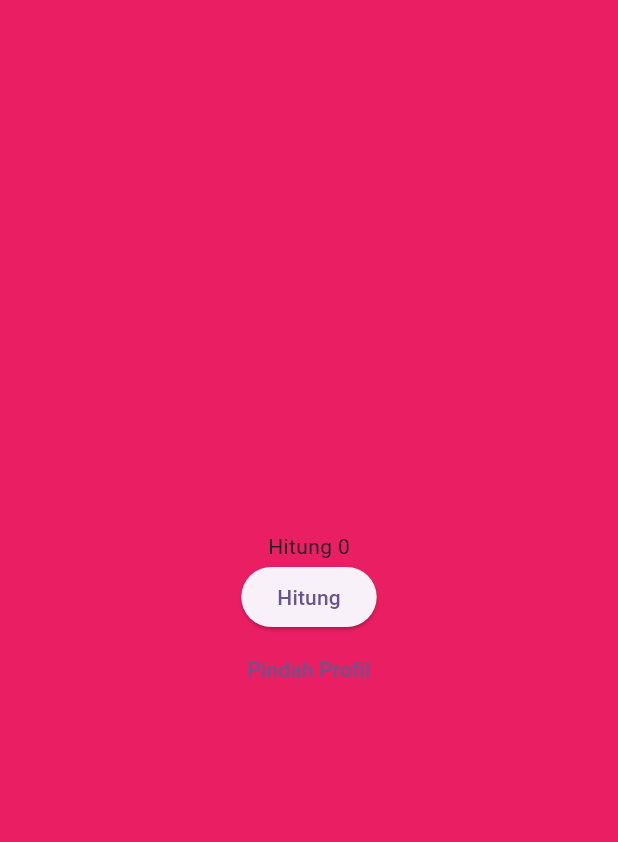
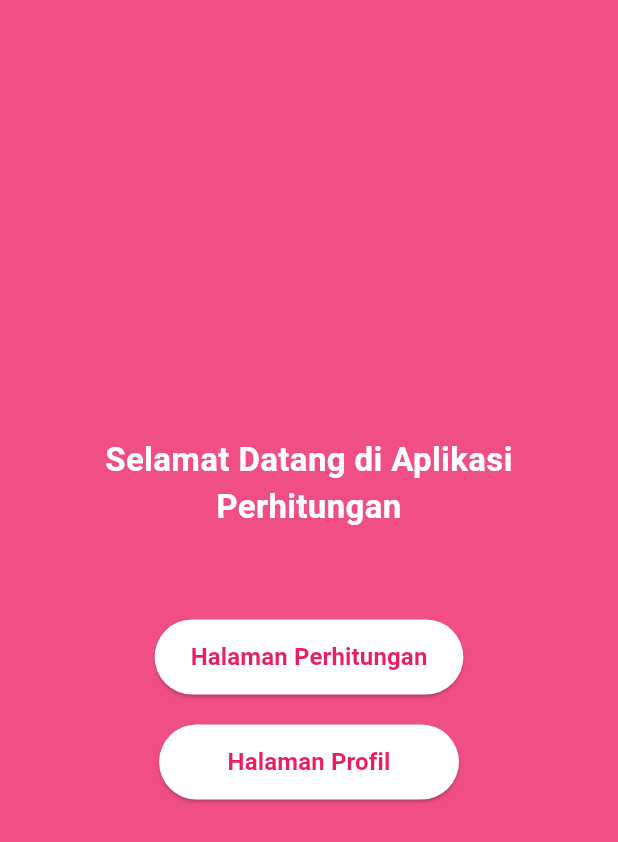
Before and after one commit to niakhairul/profil_screen, a Flutter app: the screen it shows after launch, on a phone screen of 412 x 824 dp. Shown: the top 842 px of the screen. Run offline on Flutter 3.47's test engine with Material 3 defaults, Android fonts, the light colour scheme and no system bars.

Commit message:
tambah home

```diff
--- /dev/null
+++ b/lib/home_screen.dart
@@ -0,0 +1,79 @@
+import 'package:flutter/material.dart';
+import 'profil_screen.dart';
+import 'penghitung_screen.dart';
+
+class HomeScreen extends StatelessWidget {
+  const HomeScreen({super.key});
+
+  @override
+  Widget build(BuildContext context) {
+    return Scaffold(
+      backgroundColor: const Color.fromARGB(255, 240, 79, 133), // warna latar seperti contohmu
+      body: Center(
+        child: Padding(
+          padding: const EdgeInsets.symmetric(horizontal: 24.0),
+          child: Column(
+            mainAxisAlignment: MainAxisAlignment.center,
+            children: [
+              const Text(
+                "Selamat Datang di Aplikasi Perhitungan",
+                textAlign: TextAlign.center,
+                style: TextStyle(
+                  color: Colors.white,
+                  fontSize: 22,
+                  fontWeight: FontWeight.bold,
+                ),
+              ),
+
+              const SizedBox(height: 60),
+
+              ElevatedButton(
+                onPressed: () {
+                  Navigator.push(
+                    context,
+                    MaterialPageRoute(builder: (_) => const PenghitungScreen()),
+                  );
+                },
+                style: ElevatedButton.styleFrom(
+                  backgroundColor: Colors.white,
+                  foregroundColor: Colors.pink,
+                  minimumSize: const Size(200, 50),
+                  shape: RoundedRectangleBorder(
+                    borderRadius: BorderRadius.circular(25),
+                  ),
+                ),
+                child: const Text(
+                  "Halaman Perhitungan",
+                  style: TextStyle(fontSize: 16, fontWeight: FontWeight.bold),
+                ),
+              ),
+
+              const SizedBox(height: 20),
+
+              ElevatedButton(
+                onPressed: () {
+                  Navigator.push(
+                    context,
+                    MaterialPageRoute(builder: (_) => const ProfilScreen()),
+                  );
+                },
+                style: ElevatedButton.styleFrom(
+                  backgroundColor: Colors.white,
+                  foregroundColor: Colors.pink,
+                  minimumSize: const Size(200, 50),
+                  shape: RoundedRectangleBorder(
+                    borderRadius: BorderRadius.circular(25),
+                  ),
+                ),
+                child: const Text(
+                  "Halaman Profil",
+                  style: TextStyle(fontSize: 16, fontWeight: FontWeight.bold),
+                ),
+              ),
+            ],
+          ),
+        ),
+      ),
+    );
+  }
+}
--- a/lib/main.dart
+++ b/lib/main.dart
@@ -1,6 +1,7 @@
 import 'package:flutter/material.dart';
 import 'profil_screen.dart';
 import 'penghitung_screen.dart';
+import 'home_screen.dart';
 
 void main() {
   runApp(const MyApp());
@@ -31,7 +32,7 @@ class MyApp extends StatelessWidget {
         // tested with just a hot reload.
         colorScheme: ColorScheme.fromSeed(seedColor: Colors.deepPurple),
       ),
-      home: PenghitungScreen()
+      home: HomeScreen()
     );
   }
 }
--- a/lib/penghitung_screen.dart
+++ b/lib/penghitung_screen.dart
@@ -25,7 +25,7 @@ class _PenghitungScreenState extends State<PenghitungScreen> {
   @override
   Widget build(BuildContext context) {
     return Scaffold(
-      backgroundColor: Colors.pink,
+      backgroundColor: const Color.fromARGB(255, 240, 79, 133),
       body: Center(
         child: Column(
           mainAxisAlignment: MainAxisAlignment.center,
--- a/lib/profil_screen.dart
+++ b/lib/profil_screen.dart
@@ -6,8 +6,8 @@ class ProfilScreen extends StatelessWidget {
   @override
   Widget build(BuildContext context) {
     return Scaffold(
-      backgroundColor: const Color.fromARGB(255, 237, 92, 182),
-      appBar: AppBar(backgroundColor: const Color.fromARGB(255, 218, 96, 239),
+      backgroundColor: const Color.fromARGB(255, 240, 79, 133),
+      appBar: AppBar(backgroundColor: const Color.fromARGB(255, 244, 244, 244),
       title: Text("Profil"),
       ),
       body: Center(
```
